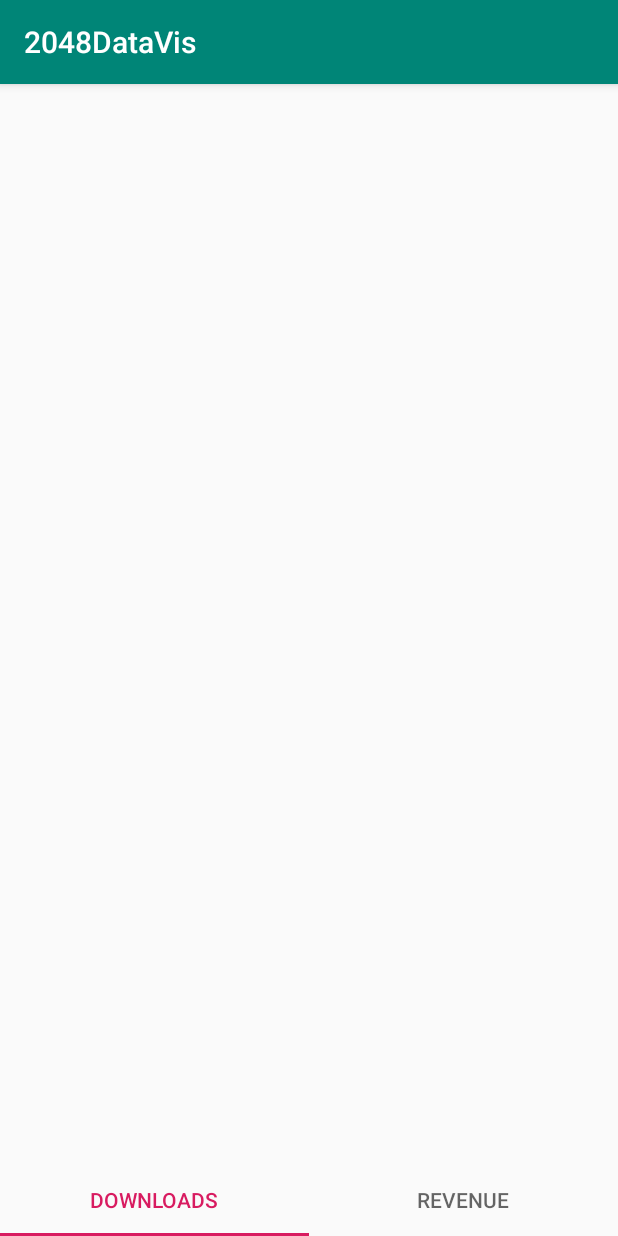
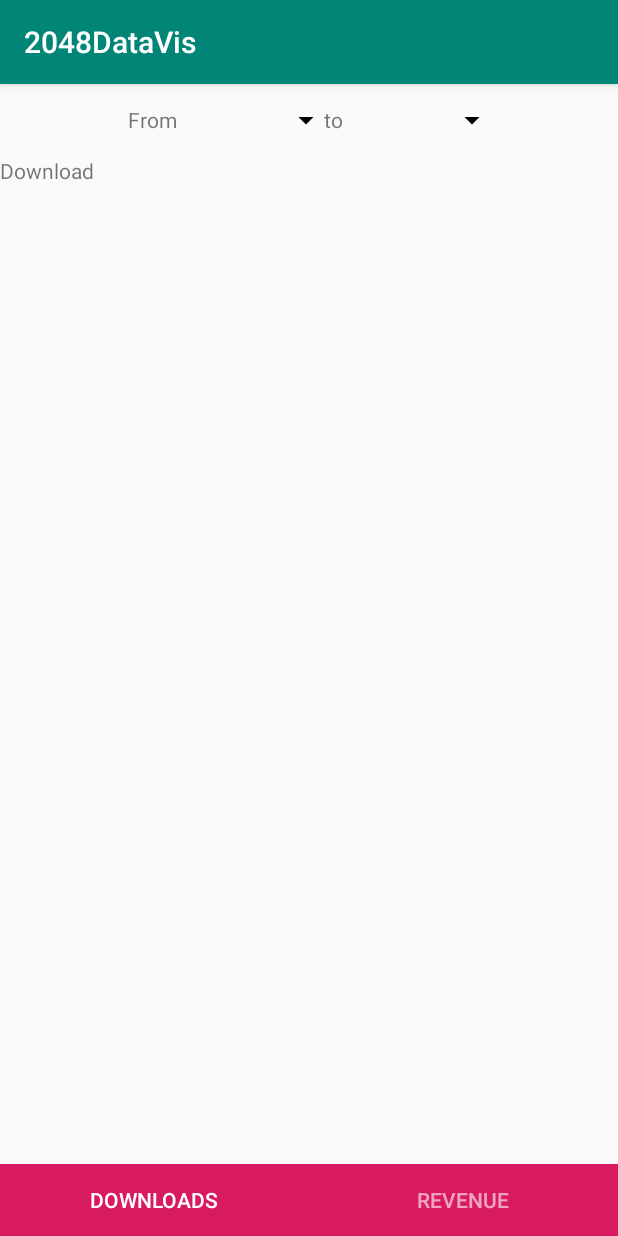
Before and after one commit to jorisfavier/DataVisApp, an Android app: the screen it shows after launch (MainActivity), on a phone screen of 412 x 824 dp. Run offline under Robolectric (Android 15) with nearby library versions, the phone set to English and light mode, and no system bars; our stand-ins replace data binding; 2 statements that could not run were skipped.

Commit message:
[datefilter] Add a date filter in the main view

```diff
--- a/app/src/main/AndroidManifest.xml
+++ b/app/src/main/AndroidManifest.xml
@@ -10,7 +10,7 @@
             android:supportsRtl="true"
             android:theme="@style/AppTheme">
         <activity
-                android:name=".ui.MainActivity"
+                android:name=".ui.home.MainActivity"
                 android:label="@string/app_name">
             <intent-filter>
                 <action android:name="android.intent.action.MAIN"/>
--- a/app/src/main/java/fr/jorisfavier/a2048datavis/ui/MainActivity.kt
+++ /dev/null
@@ -1,18 +0,0 @@
-package fr.jorisfavier.a2048datavis.ui
-
-import android.os.Bundle
-import androidx.appcompat.app.AppCompatActivity
-import fr.jorisfavier.a2048datavis.R
-import kotlinx.android.synthetic.main.activity_main.*
-
-class MainActivity : AppCompatActivity() {
-
-
-    override fun onCreate(savedInstanceState: Bundle?) {
-        super.onCreate(savedInstanceState)
-        setContentView(R.layout.activity_main)
-        val pagerAdapter = MainPagerAdapter(supportFragmentManager)
-        main_viewpager.adapter = pagerAdapter
-        main_tablayout.setupWithViewPager(main_viewpager)
-    }
-}
--- /dev/null
+++ b/app/src/main/java/fr/jorisfavier/a2048datavis/ui/home/MainActivity.kt
@@ -0,0 +1,76 @@
+package fr.jorisfavier.a2048datavis.ui.home
+
+import android.app.DatePickerDialog
+import android.os.Bundle
+import androidx.appcompat.app.AppCompatActivity
+import androidx.databinding.DataBindingUtil
+import androidx.lifecycle.MutableLiveData
+import androidx.lifecycle.ViewModelProviders
+import fr.jorisfavier.a2048datavis.R
+import fr.jorisfavier.a2048datavis.databinding.ActivityMainBinding
+import fr.jorisfavier.a2048datavis.utils.dayOfMonth
+import fr.jorisfavier.a2048datavis.utils.month
+import fr.jorisfavier.a2048datavis.utils.year
+import kotlinx.android.synthetic.main.activity_main.*
+import java.util.*
+
+class MainActivity : AppCompatActivity() {
+
+    lateinit var viewModel: MainViewModel
+
+    override fun onCreate(savedInstanceState: Bundle?) {
+        super.onCreate(savedInstanceState)
+        val binding = DataBindingUtil.setContentView<ActivityMainBinding>(this,
+            R.layout.activity_main)
+
+        viewModel = ViewModelProviders.of(this).get(MainViewModel::class.java)
+        binding.setLifecycleOwner(this)
+        binding.viewModel = viewModel
+        initPagerAdapter()
+        initDatePickerButtons()
+    }
+
+    private fun initPagerAdapter() {
+        val pagerAdapter = MainPagerAdapter(supportFragmentManager)
+        main_viewpager.adapter = pagerAdapter
+        main_tablayout.setupWithViewPager(main_viewpager)
+    }
+
+    private fun initDatePickerButtons(){
+        main_startdate_button.setOnClickListener { view ->
+            showDatePickerDialog(viewModel.selectedStartDate, viewModel.startDate, viewModel.endDate)
+        }
+        main_enddate_button.setOnClickListener { view ->
+            showDatePickerDialog(viewModel.selectedEndDate, viewModel.startDate, viewModel.endDate)
+        }
+    }
+
+    /**
+     * Show a datepicker dialog initialized with the given date
+     * then the date is updated with the user choice.
+     * @param dateToSelect : the MutableLiveData which will be updated by the user
+     * @param minDate : The minimal date shown by the calendar view
+     * @param maxDate : The maximal date shown by the calendar view
+     */
+    private fun showDatePickerDialog(dateToSelect: MutableLiveData<Date>, minDate: Date?, maxDate: Date?){
+        val date = dateToSelect.value
+        if(date != null) {
+            val datePickerDialog = DatePickerDialog(this,
+                DatePickerDialog.OnDateSetListener { pickerView, chosenYear, chosenMonth, chosenDayOfMonth ->
+                    val calendar = Calendar.getInstance()
+                    calendar.set(chosenYear,chosenMonth,chosenDayOfMonth)
+                    dateToSelect.value = calendar.time
+                },
+                date.year(),
+                date.month(),
+                date.dayOfMonth())
+            minDate?.let {
+                datePickerDialog.datePicker.minDate = it.time
+            }
+            maxDate?.let {
+                datePickerDialog.datePicker.maxDate = it.time
+            }
+            datePickerDialog.show()
+        }
+    }
+}
--- a/app/src/main/java/fr/jorisfavier/a2048datavis/ui/MainPagerAdapter.kt
+++ b/app/src/main/java/fr/jorisfavier/a2048datavis/ui/home/MainPagerAdapter.kt
@@ -1,4 +1,4 @@
-package fr.jorisfavier.a2048datavis.ui
+package fr.jorisfavier.a2048datavis.ui.home
 
 import androidx.fragment.app.Fragment
 import androidx.fragment.app.FragmentManager
--- /dev/null
+++ b/app/src/main/java/fr/jorisfavier/a2048datavis/ui/home/MainViewModel.kt
@@ -0,0 +1,27 @@
+package fr.jorisfavier.a2048datavis.ui.home
+
+import androidx.lifecycle.LiveData
+import androidx.lifecycle.MutableLiveData
+import androidx.lifecycle.Transformations
+import androidx.lifecycle.ViewModel
+import fr.jorisfavier.a2048datavis.utils.formatStandard
+import java.util.*
+
+class MainViewModel: ViewModel() {
+
+    val selectedStartDate = MutableLiveData<Date>()
+    val selectedEndDate = MutableLiveData<Date>()
+    var startDate: Date? = null
+    private set
+    var endDate: Date? = null
+    private set
+
+    val startDateFormatted: LiveData<String> = Transformations.map(selectedStartDate) { it.formatStandard() }
+    val endDateFormatted: LiveData<String> = Transformations.map(selectedEndDate) { it.formatStandard() }
+
+    init {
+        selectedStartDate.value = Date()
+        selectedEndDate.value = Date()
+    }
+
+}
--- /dev/null
+++ b/app/src/main/res/drawable/ic_arrow_drop_down_black_24dp.xml
@@ -0,0 +1,9 @@
+<vector xmlns:android="http://schemas.android.com/apk/res/android"
+        android:width="24dp"
+        android:height="24dp"
+        android:viewportWidth="24.0"
+        android:viewportHeight="24.0">
+    <path
+        android:fillColor="#FF000000"
+        android:pathData="M7,10l5,5 5,-5z"/>
+</vector>
--- a/app/src/main/res/layout/activity_main.xml
+++ b/app/src/main/res/layout/activity_main.xml
@@ -1,20 +1,62 @@
 <?xml version="1.0" encoding="utf-8"?>
-<androidx.constraintlayout.widget.ConstraintLayout
+<layout
         xmlns:android="http://schemas.android.com/apk/res/android"
         xmlns:app="http://schemas.android.com/apk/res-auto"
-        xmlns:tools="http://schemas.android.com/tools"
+        xmlns:tools="http://schemas.android.com/tools">
+    <data>
+        <import type="android.view.View"/>
+        <variable
+                name="viewModel"
+                type="fr.jorisfavier.a2048datavis.ui.home.MainViewModel"/>
+    </data>
+    <androidx.constraintlayout.widget.ConstraintLayout
             android:id="@+id/container"
             android:layout_width="match_parent"
             android:layout_height="match_parent"
-        tools:context=".ui.MainActivity">
+            tools:context=".ui.home.MainActivity">
+        <LinearLayout android:layout_width="wrap_content"
+                      android:id="@+id/main_date_filter_container"
+                      android:orientation="horizontal"
+                      app:layout_constraintTop_toTopOf="parent"
+                      app:layout_constraintLeft_toLeftOf="parent"
+                      app:layout_constraintRight_toRightOf="parent"
+                      android:layout_height="wrap_content">
+            <TextView android:layout_width="wrap_content"
+                      android:text="@string/from"
+                      android:layout_height="wrap_content"/>
+            <Button android:layout_width="wrap_content"
+                    android:layout_marginStart="10dp"
+                    android:background="@android:color/transparent"
+                    tools:text="2019/01/01"
+                    android:text="@{viewModel.startDateFormatted}"
+                    android:drawableEnd="@drawable/ic_arrow_drop_down_black_24dp"
+                    android:id="@+id/main_startdate_button"
+                    android:layout_height="wrap_content"/>
+            <TextView android:layout_width="wrap_content"
+                      android:text="@string/to"
+                      android:layout_height="wrap_content"/>
+            <Button android:layout_width="wrap_content"
+                    android:layout_marginStart="10dp"
+                    android:background="@android:color/transparent"
+                    tools:text="2019/01/10"
+                    android:text="@{viewModel.endDateFormatted}"
+                    android:drawableEnd="@drawable/ic_arrow_drop_down_black_24dp"
+                    android:id="@+id/main_enddate_button"
+                    android:layout_height="wrap_content"/>
+
+        </LinearLayout>
         <com.google.android.material.tabs.TabLayout android:layout_width="match_parent"
                                                     android:id="@+id/main_tablayout"
-                                                app:tabSelectedTextColor="@color/colorAccent"
+                                                    android:background="@color/colorAccent"
+                                                    app:tabTextColor="#99FFFFFF"
+                                                    app:tabSelectedTextColor="@android:color/white"
                                                     app:layout_constraintBottom_toBottomOf="parent"
                                                     android:layout_height="wrap_content"/>
         <androidx.viewpager.widget.ViewPager android:layout_width="match_parent"
                                              android:id="@+id/main_viewpager"
-                                         app:layout_constraintBottom_toTopOf="@+id/main_tablayout"
-                                         android:layout_height="wrap_content"/>
+                                             app:layout_constraintTop_toBottomOf="@id/main_date_filter_container"
+                                             app:layout_constraintBottom_toTopOf="@id/main_tablayout"
+                                             android:layout_height="0dp"/>
 
     </androidx.constraintlayout.widget.ConstraintLayout>
+</layout>
--- a/app/src/main/res/values/strings.xml
+++ b/app/src/main/res/values/strings.xml
@@ -1,3 +1,5 @@
 <resources>
     <string name="app_name">2048DataVis</string>
+    <string name="from">From</string>
+    <string name="to">to</string>
 </resources>
```
Also changed, not shown: app/src/main/java/fr/jorisfavier/a2048datavis/utils/Extensions.kt (added, +30 -0 lines). Lines whose indentation alone changed are shown as unchanged.
